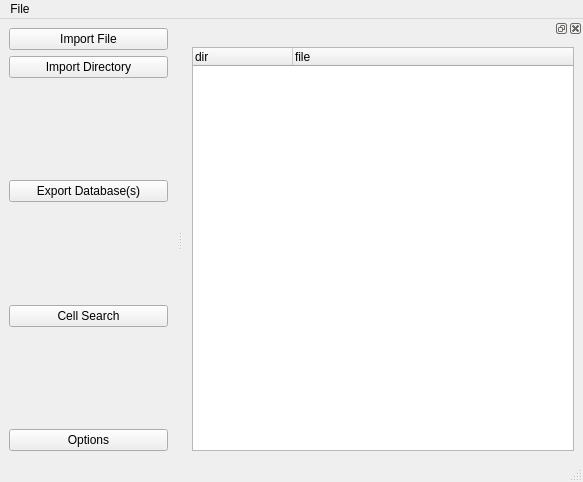
This is stdb_main.ui in dkratzert/StructureFinder as Qt 5 draws it before an edit. The edited form follows.
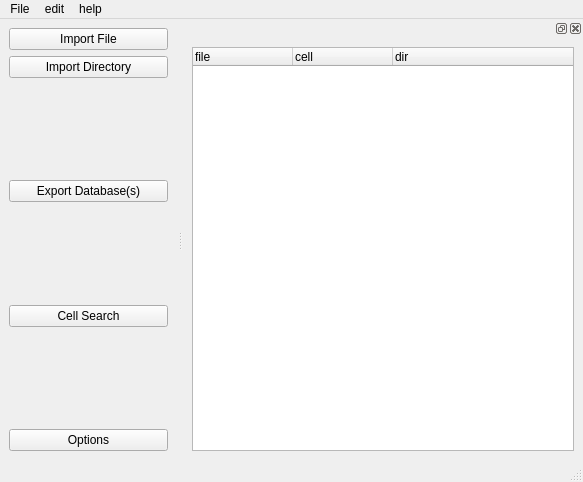
This is the edited form.

Diff of the .ui file:
```diff
--- a/stdb_main.ui
+++ b/stdb_main.ui
@@ -113,8 +113,26 @@
      <string>File</string>
     </property>
     <addaction name="actionExit"/>
+    <addaction name="actionImport_file"/>
+    <addaction name="actionImport_directory"/>
+    <addaction name="actionExport_Database_s"/>
+    <addaction name="actionOptions"/>
+   </widget>
+   <widget class="QMenu" name="menuEdit">
+    <property name="title">
+     <string>edit</string>
+    </property>
+    <addaction name="actionEdit_dataset"/>
+   </widget>
+   <widget class="QMenu" name="menuHelp">
+    <property name="title">
+     <string>help</string>
+    </property>
+    <addaction name="actionUser_manual"/>
    </widget>
    <addaction name="fileMenu"/>
+   <addaction name="menuEdit"/>
+   <addaction name="menuHelp"/>
   </widget>
   <widget class="QStatusBar" name="statusbar"/>
   <widget class="QDockWidget" name="dataDock">
@@ -146,16 +164,21 @@
          <verstretch>0</verstretch>
         </sizepolicy>
        </property>
-       <column>
-        <property name="text">
-         <string>dir</string>
-        </property>
-       </column>
        <column>
         <property name="text">
          <string>file</string>
         </property>
        </column>
+       <column>
+        <property name="text">
+         <string>cell</string>
+        </property>
+       </column>
+       <column>
+        <property name="text">
+         <string>dir</string>
+        </property>
+       </column>
       </widget>
      </item>
     </layout>
```
Left out of the diff: 30 changed lines with no effect on the pictures.
